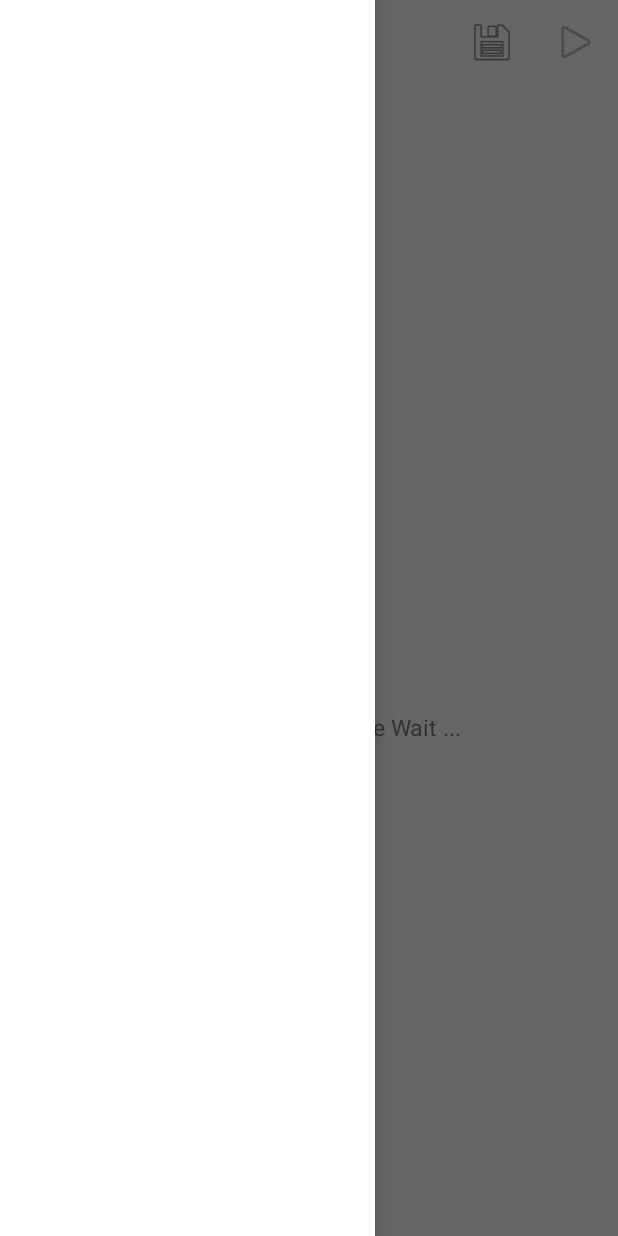
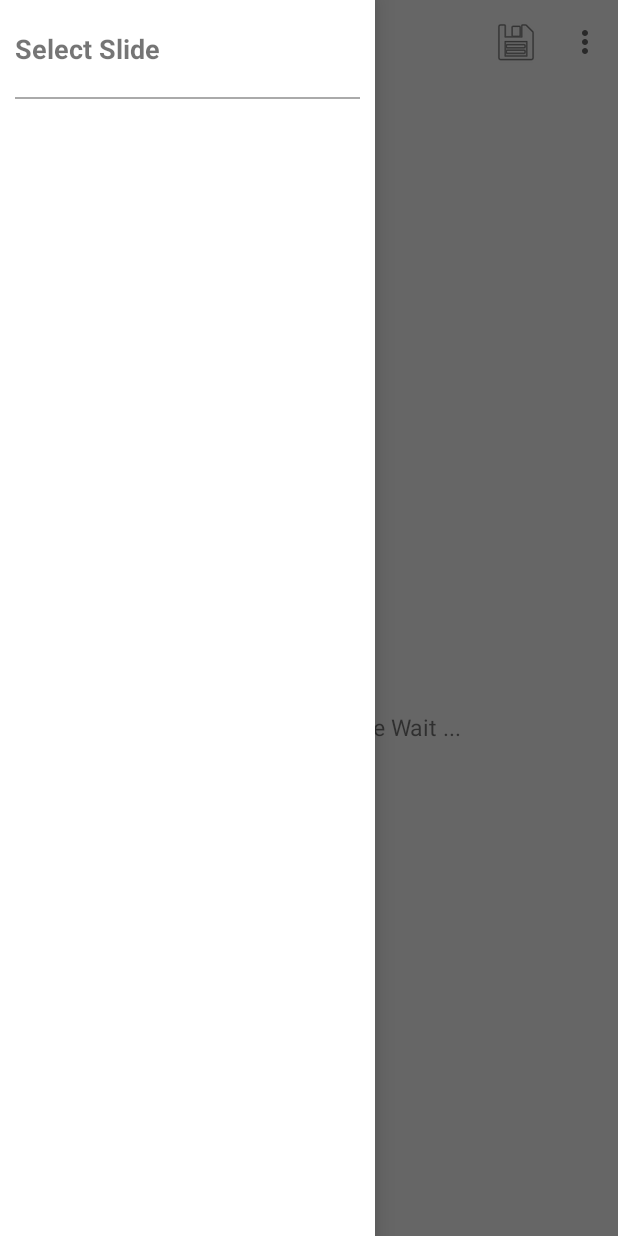
Before and after one commit to wilyyang/FancyMansion, an Android app: the EditSlideActivity screen opened directly, with no data from a screen before it, with the side drawer open, on a phone screen of 412 x 824 dp. Run offline under Robolectric (Android 15) with nearby library versions, the phone set to English and light mode, and no system bars; our stand-ins replace Dagger/Hilt's generated code.

Commit message:
[FancyMansion] Navigation UI modified

```diff
--- a/app/src/main/java/com/cheesejuice/fancymansion/etc/Sample.kt
+++ b/app/src/main/java/com/cheesejuice/fancymansion/etc/Sample.kt
@@ -62,7 +62,6 @@ class Sample {
             "illustrator":"무료 이미지",
             "description":"나의 고양이 존 크리스탈을 찾아주세요.. \n누군가 데려간걸까요? \n크리스탈의 친구들을 유심히 살펴보면 단서를 얻을지도 모르죠..",
             "defaultImage":"image_1.gif",
-            "startId":200000000,
             "defaultEndId":100000000,
             "readMode":"edit",
             "briefs":[
@@ -486,7 +485,6 @@ class Sample {
             "illustrator":"무료 이미지",
             "description":"나의 고양이 존 크리스탈을 찾아주세요.. \n누군가 데려간걸까요? \n크리스탈의 친구들을 유심히 살펴보면 단서를 얻을지도 모르죠..",
             "defaultImage":"image_1.gif",
-            "startId":200000000,
             "defaultEndId":100000000,
             "readMode":"edit",
             "briefs":[
--- a/app/src/main/java/com/cheesejuice/fancymansion/model/Book.kt
+++ b/app/src/main/java/com/cheesejuice/fancymansion/model/Book.kt
@@ -1,6 +1,6 @@
 package com.cheesejuice.fancymansion.model
 
-import com.cheesejuice.fancymansion.util.Const.Companion.FIRST_SLIDE
+import com.cheesejuice.fancymansion.util.Const.Companion.ID_1_SLIDE
 import kotlinx.serialization.Serializable
 
 @Serializable
@@ -8,7 +8,7 @@ data class Book(var config: Config, var slides: MutableList<Slide>)
 
 // 1
 @Serializable
-data class Config(var id: Long, var version: Long = 0L, var updateDate: Long = System.currentTimeMillis(), var publish: Long = 0, var title: String, var writer: String = "", var illustrator: String = "", var description: String = "", var defaultImage: String = "", var startId: Long = FIRST_SLIDE, var defaultEndId: Long = FIRST_SLIDE, var readMode: String = "edit", var briefs: MutableList<SlideBrief> = mutableListOf())
+data class Config(var id: Long, var version: Long = 0L, var updateDate: Long = System.currentTimeMillis(), var publish: Long = 0, var title: String, var writer: String = "", var illustrator: String = "", var description: String = "", var defaultImage: String = "", var defaultEndId: Long = ID_1_SLIDE, var readMode: String = "edit", var briefs: MutableList<SlideBrief> = mutableListOf())
 
 // 1.2 <SlideBrief>
 @Serializable
--- a/app/src/main/java/com/cheesejuice/fancymansion/view/BriefAdapter.kt
+++ b/app/src/main/java/com/cheesejuice/fancymansion/view/BriefAdapter.kt
@@ -33,7 +33,8 @@ class BriefAdapter(var datas: MutableList<SlideBrief>):
 
     override fun onBindViewHolder(holder: RecyclerView.ViewHolder, position: Int) {
         val binding=(holder as BriefViewHolder).binding
-        binding.tvItemText.text = "$position ${datas[position].slideTitle}"
+        binding.tvItemId.text = datas[position].slideId.toString()
+        binding.tvItemText.text = datas[position].slideTitle
         holder.apply {
             itemView.setOnClickListener {
                 itemClickListener.onClick(it, this.bindingAdapterPosition)
--- a/app/src/main/res/layout/activity_edit_slide.xml
+++ b/app/src/main/res/layout/activity_edit_slide.xml
@@ -167,10 +167,33 @@
         android:layout_height="match_parent"
         android:layout_gravity="start">
 
-        <androidx.recyclerview.widget.RecyclerView
-            android:id="@+id/recyclerNavEditSlide"
+        <LinearLayout
             android:layout_width="match_parent"
-            android:layout_height="match_parent"/>
+            android:layout_height="wrap_content"
+            android:orientation="vertical">
 
+            <TextView
+                android:layout_width="match_parent"
+                android:layout_height="wrap_content"
+                android:text="@string/nav_select_slide"
+                android:textSize="@dimen/size_semi_title"
+                android:textStyle="bold"
+                android:layout_marginTop="@dimen/margin_title"
+                android:layout_marginLeft="@dimen/margin_item"
+                android:layout_marginRight="@dimen/margin_item"
+                android:layout_marginBottom="@dimen/margin_title"/>
+
+            <View
+                android:layout_width="match_parent"
+                android:layout_height="1dp"
+                android:background="@android:color/darker_gray"
+                android:layout_marginLeft="@dimen/margin_item"
+                android:layout_marginRight="@dimen/margin_item"/>
+
+            <androidx.recyclerview.widget.RecyclerView
+                android:id="@+id/recyclerNavEditSlide"
+                android:layout_width="match_parent"
+                android:layout_height="wrap_content"/>
+        </LinearLayout>
     </com.google.android.material.navigation.NavigationView>
 </androidx.drawerlayout.widget.DrawerLayout>
--- a/app/src/main/res/menu/menu_edit_config.xml
+++ b/app/src/main/res/menu/menu_edit_config.xml
@@ -4,12 +4,12 @@
     <item
         android:id="@+id/menu_save"
         android:icon="@android:drawable/ic_menu_save"
-        android:title="@string/menu_save"
+        android:title="@string/menu_slide_save"
         app:showAsAction="always"/>
 
     <item
         android:id="@+id/menu_play"
-        android:title="@string/menu_play"
+        android:title="@string/menu_slide_play"
         android:icon="@android:drawable/ic_media_play"
         app:showAsAction="always">
     </item>
--- a/app/src/main/res/menu/menu_edit_slide.xml
+++ b/app/src/main/res/menu/menu_edit_slide.xml
@@ -1,16 +1,25 @@
 <?xml version="1.0" encoding="utf-8"?>
 <menu xmlns:android="http://schemas.android.com/apk/res/android"
     xmlns:app="http://schemas.android.com/apk/res-auto">
+
     <item
         android:id="@+id/menu_save"
         android:icon="@android:drawable/ic_menu_save"
-        android:title="@string/menu_save"
+        android:title="@string/menu_slide_save"
         app:showAsAction="always"/>
 
     <item
+        android:id="@+id/menu_add"
+        android:icon="@android:drawable/ic_menu_add"
+        android:title="@string/menu_slide_add" />
+
+    <item
+        android:id="@+id/menu_delete"
+        android:icon="@android:drawable/ic_menu_delete"
+        android:title="@string/menu_slide_delete" />
+
+    <item
         android:id="@+id/menu_play"
-        android:title="@string/menu_play"
         android:icon="@android:drawable/ic_media_play"
-        app:showAsAction="always">
-    </item>
+        android:title="@string/menu_slide_play"/>
 </menu>
--- a/app/src/main/res/values/dimens.xml
+++ b/app/src/main/res/values/dimens.xml
@@ -1,9 +1,12 @@
 <?xml version="1.0" encoding="utf-8"?>
 <resources>
     <dimen name="size_title">21sp</dimen>
+    <dimen name="size_semi_title">18sp</dimen>
+
     <dimen name="size_detail">14sp</dimen>
     <dimen name="size_question">16sp</dimen>
     <dimen name="size_item">15sp</dimen>
+    <dimen name="size_small_brief_id">10sp</dimen>
 
     <dimen name="size_config">13sp</dimen>
 
--- a/app/src/main/res/values/strings.xml
+++ b/app/src/main/res/values/strings.xml
@@ -6,8 +6,13 @@
     <string name="toolbar_title_create">New CreateBook</string>
     <string name="toolbar_title_update">Edit Book</string>
 
-    <string name="menu_play">Play</string>
-    <string name="menu_save">Save</string>
+    <string name="toolbar_edit_slide">Edit Slide</string>
+    <string name="nav_select_slide">Select Slide</string>
+
+    <string name="menu_slide_add">Slide Add</string>
+    <string name="menu_slide_delete">Slide Delete</string>
+    <string name="menu_slide_play">Slide Play</string>
+    <string name="menu_slide_save">Slide Save</string>
 
     <string name="start_book">START</string>
     <string name="create_book">CREATE</string>
```
Also changed, not shown: app/src/main/java/com/cheesejuice/fancymansion/Const.kt (+7 -1 lines), app/src/main/java/com/cheesejuice/fancymansion/EditSlideActivity.kt (+29 -9 lines), app/src/main/java/com/cheesejuice/fancymansion/EditStartActivity.kt (+8 -4 lines), app/src/main/java/com/cheesejuice/fancymansion/ViewStartActivity.kt (+6 -3 lines), app/src/main/java/com/cheesejuice/fancymansion/extension/ActivityExtension.kt (+6 -6 lines), app/src/main/java/com/cheesejuice/fancymansion/util/BookUtil.kt (+16 -0 lines), app/src/main/java/com/cheesejuice/fancymansion/util/FileUtil.kt (+3 -4 lines), app/src/main/res/layout/item_brief.xml (+12 -10 lines), 1 other file.
